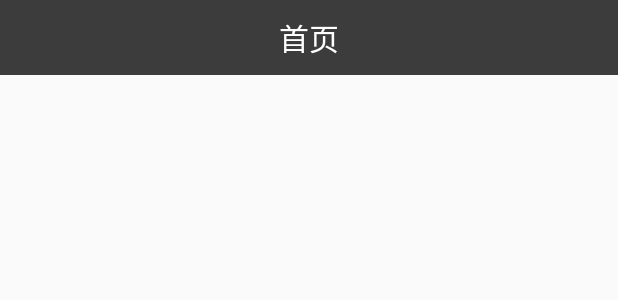
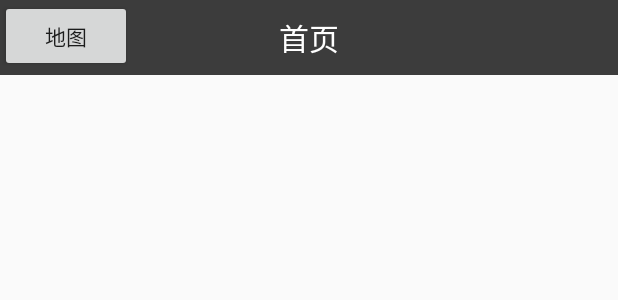
Before and after one commit to MercuialC/Alpha_project, an Android app: the layout fragment_home.xml on its own in the app's theme, with its tools: preview values and no code run, on a phone screen of 412 x 824 dp. Shown: the top 300 px of the screen. Run offline under Robolectric (Android 15) with nearby library versions, the phone set to English and light mode, and no system bars.

Commit message:
map_test

```diff
--- a/SoftWareEngineeringTeamWork/app/build.gradle
+++ b/SoftWareEngineeringTeamWork/app/build.gradle
@@ -44,8 +44,7 @@ dependencies {
     implementation 'com.google.android.gms:play-services-maps:16.0.0'
     implementation files('libs/open_sdk_r6019_lite.jar')
     implementation 'com.github.zcweng:switch-button:0.0.3@aar'
-
-
     api name: 'SMSSDK-3.0.0', ext: 'aar'
     api 'com.squareup.okhttp3:okhttp:3.8.0'
+    implementation files('libs/Android_Map3D_SDK_V6.5.0_20180930.jar')
 }
--- a/SoftWareEngineeringTeamWork/app/src/main/res/layout/fragment_home.xml
+++ b/SoftWareEngineeringTeamWork/app/src/main/res/layout/fragment_home.xml
@@ -15,4 +15,11 @@
         android:textColor="#FFFFFF"
         android:textSize="20sp" />
 
+    <Button
+        android:id="@+id/btn_map"
+        android:layout_width="wrap_content"
+        android:layout_height="wrap_content"
+        android:text="地图"
+        />
+
 </FrameLayout>
```
Also changed, not shown: SoftWareEngineeringTeamWork/app/src/main/AndroidManifest.xml (+10 -0 lines), SoftWareEngineeringTeamWork/app/src/main/java/com/example/administrator/camera/HomeFragment.java (+20 -2 lines), 6 other files.
